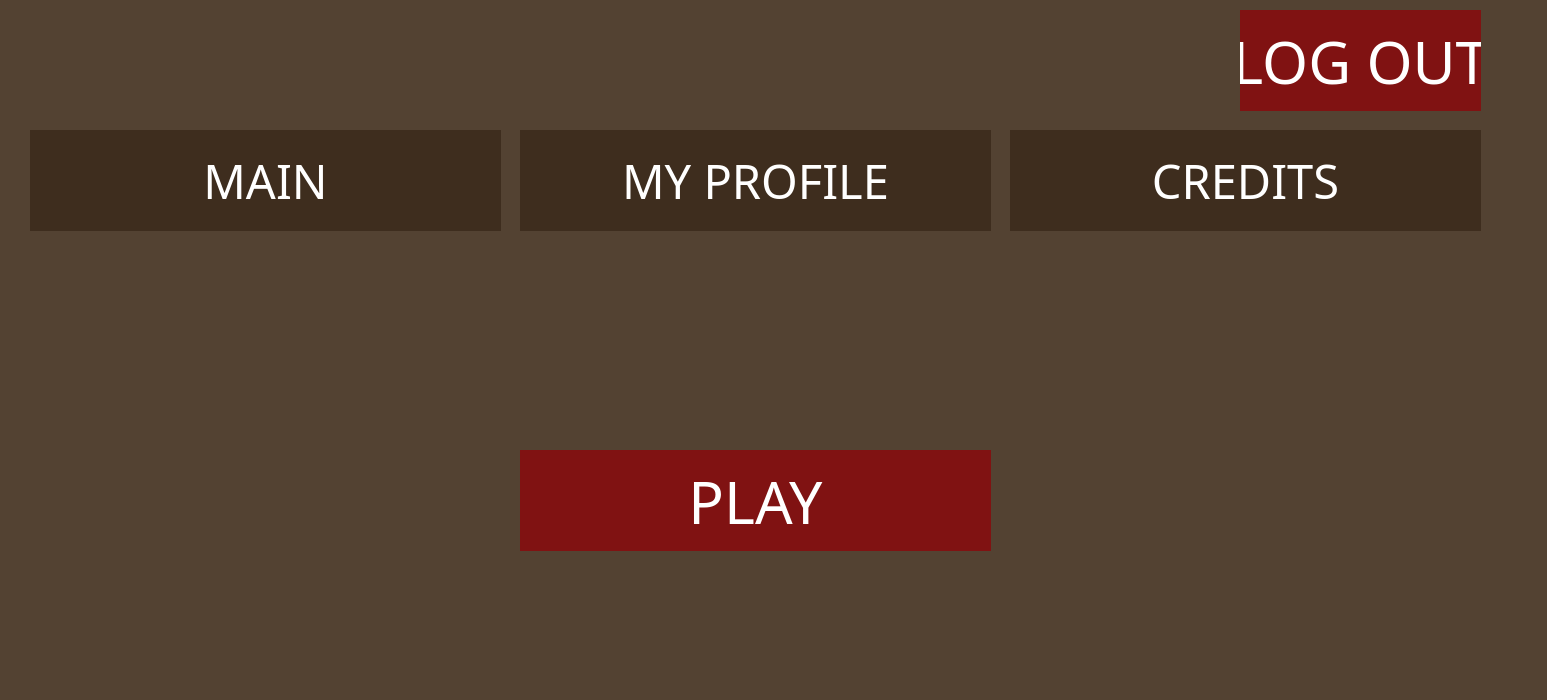
Qt form TriviadorClient/form/MainMenu.ui (andreicorbu1/Triviador) before a commit.
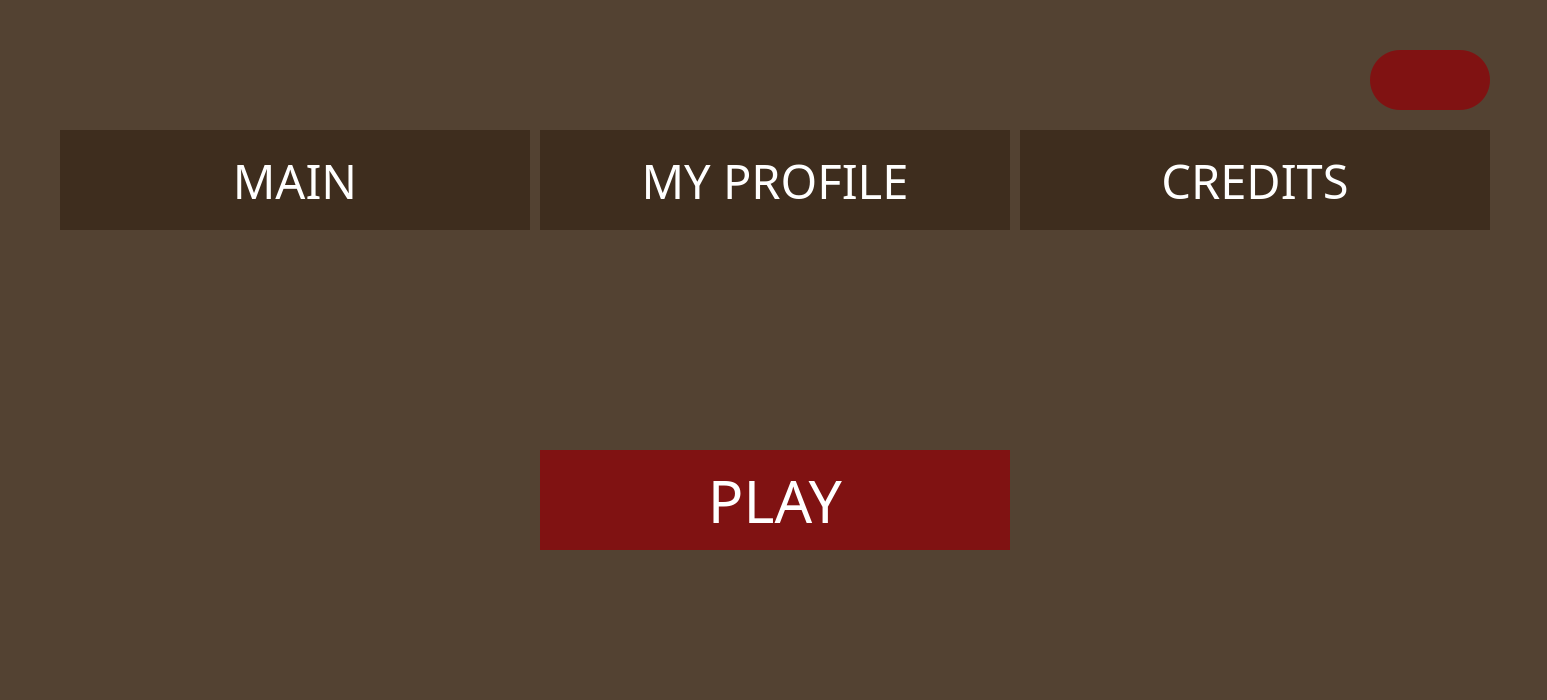
The same form after that commit. Icons and pictures are not drawn.

Commit message: Change Logout button style

The edit to the form file:
```diff
--- a/TriviadorClient/form/MainMenu.ui
+++ b/TriviadorClient/form/MainMenu.ui
@@ -24,10 +24,10 @@
   <widget class="QPushButton" name="logOutButton">
    <property name="geometry">
     <rect>
-     <x>1240</x>
-     <y>10</y>
-     <width>241</width>
-     <height>101</height>
+     <x>1370</x>
+     <y>50</y>
+     <width>120</width>
+     <height>60</height>
     </rect>
    </property>
    <property name="font">
@@ -43,21 +43,31 @@
     <cursorShape>PointingHandCursor</cursorShape>
    </property>
    <property name="styleSheet">
-    <string notr="true">background-color: rgb(128, 18, 18);
-border: none;
+    <string notr="true">background: rgb(128, 18, 18);
+border-radius: 30px;
 </string>
    </property>
    <property name="text">
-    <string>LOG OUT</string>
+    <string/>
+   </property>
+   <property name="icon">
+    <iconset resource="../resource/Triviador.qrc">
+     <normaloff>:/Icon/Logout.png</normaloff>:/Icon/Logout.png</iconset>
+   </property>
+   <property name="iconSize">
+    <size>
+     <width>64</width>
+     <height>32</height>
+    </size>
    </property>
   </widget>
   <widget class="QPushButton" name="mainButton">
    <property name="geometry">
     <rect>
-     <x>30</x>
+     <x>60</x>
      <y>130</y>
-     <width>471</width>
-     <height>101</height>
+     <width>470</width>
+     <height>100</height>
     </rect>
    </property>
    <property name="minimumSize">
@@ -86,10 +96,10 @@
   <widget class="QPushButton" name="myProfileButton">
    <property name="geometry">
     <rect>
-     <x>520</x>
+     <x>540</x>
      <y>130</y>
-     <width>471</width>
-     <height>101</height>
+     <width>470</width>
+     <height>100</height>
     </rect>
    </property>
    <property name="minimumSize">
@@ -118,10 +128,10 @@
   <widget class="QPushButton" name="creditsButton">
    <property name="geometry">
     <rect>
-     <x>1010</x>
+     <x>1020</x>
      <y>130</y>
-     <width>471</width>
-     <height>101</height>
+     <width>470</width>
+     <height>100</height>
     </rect>
    </property>
    <property name="minimumSize">
@@ -150,10 +160,10 @@
   <widget class="QLabel" name="hiMessage">
    <property name="geometry">
     <rect>
-     <x>130</x>
-     <y>40</y>
-     <width>241</width>
-     <height>31</height>
+     <x>140</x>
+     <y>70</y>
+     <width>240</width>
+     <height>30</height>
     </rect>
    </property>
    <property name="font">
@@ -169,9 +179,9 @@
   <widget class="QStackedWidget" name="stackedWidget">
    <property name="geometry">
     <rect>
-     <x>40</x>
+     <x>50</x>
      <y>250</y>
-     <width>1441</width>
+     <width>1431</width>
      <height>451</height>
     </rect>
    </property>
@@ -182,10 +192,10 @@
     <widget class="QPushButton" name="playButton">
      <property name="geometry">
       <rect>
-       <x>480</x>
+       <x>490</x>
        <y>200</y>
-       <width>471</width>
-       <height>101</height>
+       <width>470</width>
+       <height>100</height>
       </rect>
      </property>
      <property name="font">
```
Left out of the diff: 16 changed lines with no effect on the pictures. The commit also changes 4 other files.
